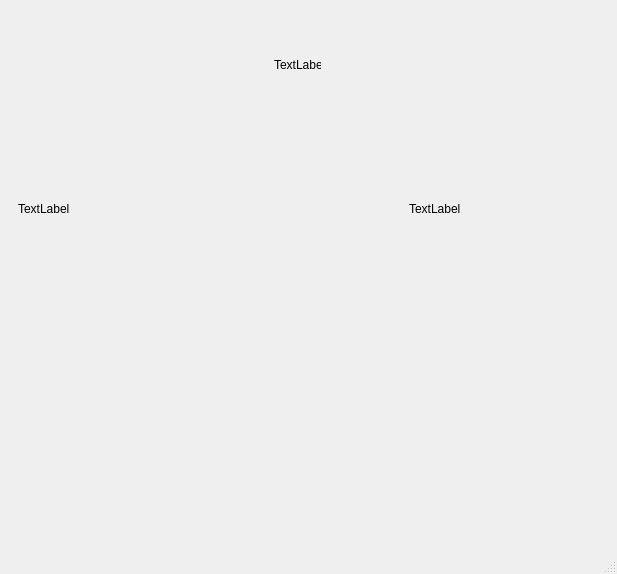
First picture: the form in Gui.ui, repository Ahmedwael-afk/FreeKick-simulator, before the edit.
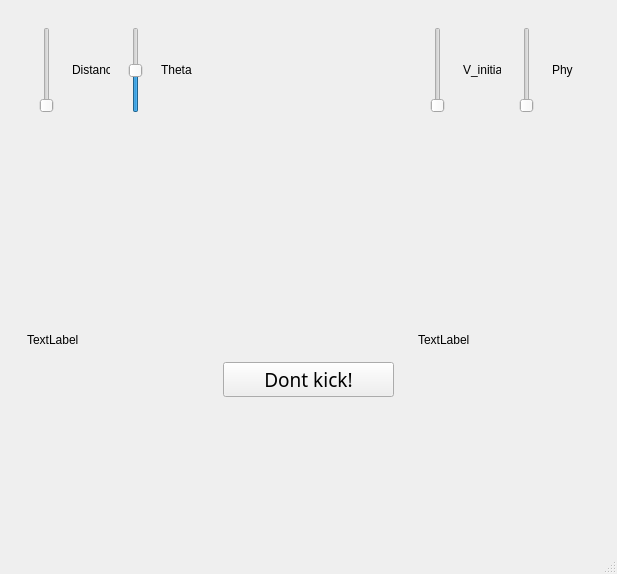
Second picture: the form after the edit. Icons and pictures are not drawn.

```diff
--- a/Gui.ui
+++ b/Gui.ui
@@ -19,27 +19,163 @@
      <widget class="QWidget" name="widget_7" native="true">
       <layout class="QHBoxLayout" name="horizontalLayout_4">
        <item>
-        <widget class="QWidget" name="widget_8" native="true"/>
+        <widget class="QWidget" name="widget_8" native="true">
+         <layout class="QHBoxLayout" name="horizontalLayout_6">
+          <item>
+           <widget class="QSlider" name="verticalSlider_Dist">
+            <property name="sizePolicy">
+             <sizepolicy hsizetype="Ignored" vsizetype="Ignored">
+              <horstretch>0</horstretch>
+              <verstretch>0</verstretch>
+             </sizepolicy>
+            </property>
+            <property name="minimum">
+             <number>1</number>
+            </property>
+            <property name="maximum">
+             <number>110</number>
+            </property>
+            <property name="orientation">
+             <enum>Qt::Vertical</enum>
+            </property>
+           </widget>
+          </item>
+          <item>
+           <widget class="QLabel" name="Label_Distance">
+            <property name="sizePolicy">
+             <sizepolicy hsizetype="Ignored" vsizetype="Ignored">
+              <horstretch>0</horstretch>
+              <verstretch>0</verstretch>
+             </sizepolicy>
+            </property>
+            <property name="text">
+             <string>Distance</string>
+            </property>
+           </widget>
+          </item>
+          <item>
+           <widget class="QSlider" name="verticalSlider_Theta">
+            <property name="sizePolicy">
+             <sizepolicy hsizetype="Ignored" vsizetype="Ignored">
+              <horstretch>0</horstretch>
+              <verstretch>0</verstretch>
+             </sizepolicy>
+            </property>
+            <property name="minimum">
+             <number>-30</number>
+            </property>
+            <property name="maximum">
+             <number>30</number>
+            </property>
+            <property name="orientation">
+             <enum>Qt::Vertical</enum>
+            </property>
+           </widget>
+          </item>
+          <item>
+           <widget class="QLabel" name="Label_Theta">
+            <property name="sizePolicy">
+             <sizepolicy hsizetype="Ignored" vsizetype="Ignored">
+              <horstretch>0</horstretch>
+              <verstretch>0</verstretch>
+             </sizepolicy>
+            </property>
+            <property name="text">
+             <string>Theta</string>
+            </property>
+           </widget>
+          </item>
+         </layout>
+        </widget>
        </item>
        <item>
         <widget class="QWidget" name="widget_9" native="true">
-         <widget class="QLabel" name="label_5">
-          <property name="geometry">
-           <rect>
-            <x>60</x>
-            <y>40</y>
-            <width>47</width>
-            <height>13</height>
-           </rect>
-          </property>
-          <property name="text">
-           <string>TextLabel</string>
-          </property>
-         </widget>
+         <layout class="QHBoxLayout" name="horizontalLayout_5">
+          <item>
+           <widget class="QLabel" name="ball_up">
+            <property name="sizePolicy">
+             <sizepolicy hsizetype="Ignored" vsizetype="Ignored">
+              <horstretch>0</horstretch>
+              <verstretch>0</verstretch>
+             </sizepolicy>
+            </property>
+            <property name="text">
+             <string/>
+            </property>
+            <property name="scaledContents">
+             <bool>true</bool>
+            </property>
+           </widget>
+          </item>
+         </layout>
         </widget>
        </item>
        <item>
-        <widget class="QWidget" name="widget_10" native="true"/>
+        <widget class="QWidget" name="widget_10" native="true">
+         <layout class="QHBoxLayout" name="horizontalLayout_7">
+          <item>
+           <widget class="QSlider" name="verticalSlider_V_int">
+            <property name="sizePolicy">
+             <sizepolicy hsizetype="Ignored" vsizetype="Ignored">
+              <horstretch>0</horstretch>
+              <verstretch>0</verstretch>
+             </sizepolicy>
+            </property>
+            <property name="minimum">
+             <number>1</number>
+            </property>
+            <property name="orientation">
+             <enum>Qt::Vertical</enum>
+            </property>
+           </widget>
+          </item>
+          <item>
+           <widget class="QLabel" name="Label_V_initial">
+            <property name="sizePolicy">
+             <sizepolicy hsizetype="Ignored" vsizetype="Ignored">
+              <horstretch>0</horstretch>
+              <verstretch>0</verstretch>
+             </sizepolicy>
+            </property>
+            <property name="text">
+             <string>V_initial</string>
+            </property>
+           </widget>
+          </item>
+          <item>
+           <widget class="QSlider" name="verticalSlider_Phy">
+            <property name="sizePolicy">
+             <sizepolicy hsizetype="Ignored" vsizetype="Ignored">
+              <horstretch>0</horstretch>
+              <verstretch>0</verstretch>
+             </sizepolicy>
+            </property>
+            <property name="minimum">
+             <number>0</number>
+            </property>
+            <property name="maximum">
+             <number>180</number>
+            </property>
+            <property name="orientation">
+             <enum>Qt::Vertical</enum>
+            </property>
+           </widget>
+          </item>
+          <item>
+           <widget class="QLabel" name="Label_Phy">
+            <property name="sizePolicy">
+             <sizepolicy hsizetype="Ignored" vsizetype="Ignored">
+              <horstretch>0</horstretch>
+              <verstretch>0</verstretch>
+             </sizepolicy>
+            </property>
+            <property name="text">
+             <string>Phy</string>
+            </property>
+           </widget>
+          </item>
+         </layout>
+        </widget>
        </item>
       </layout>
      </widget>
@@ -48,14 +184,26 @@
      <widget class="QWidget" name="widget_3" native="true">
       <layout class="QHBoxLayout" name="horizontalLayout_3">
        <item>
-        <widget class="QLabel" name="label_3">
+        <widget class="QLabel" name="ball_left">
+         <property name="sizePolicy">
+          <sizepolicy hsizetype="Ignored" vsizetype="Ignored">
+           <horstretch>0</horstretch>
+           <verstretch>0</verstretch>
+          </sizepolicy>
+         </property>
          <property name="text">
-          <string>TextLabel</string>
+          <string/>
          </property>
         </widget>
        </item>
        <item>
-        <widget class="QLabel" name="label_2">
+        <widget class="QLabel" name="goal">
+         <property name="sizePolicy">
+          <sizepolicy hsizetype="Fixed" vsizetype="Ignored">
+           <horstretch>0</horstretch>
+           <verstretch>0</verstretch>
+          </sizepolicy>
+         </property>
          <property name="text">
           <string/>
          </property>
@@ -65,9 +213,18 @@
         </widget>
        </item>
        <item>
-        <widget class="QLabel" name="label_4">
+        <widget class="QLabel" name="ball_right">
+         <property name="sizePolicy">
+          <sizepolicy hsizetype="Ignored" vsizetype="Ignored">
+           <horstretch>0</horstretch>
+           <verstretch>0</verstretch>
+          </sizepolicy>
+         </property>
          <property name="text">
-          <string>TextLabel</string>
+          <string/>
+         </property>
+         <property name="scaledContents">
+          <bool>true</bool>
          </property>
         </widget>
        </item>
@@ -75,7 +232,87 @@
      </widget>
     </item>
     <item>
-     <widget class="QWidget" name="widget_2" native="true"/>
+     <widget class="QWidget" name="widget_2" native="true">
+      <layout class="QHBoxLayout" name="horizontalLayout_8">
+       <item>
+        <widget class="QWidget" name="widget_11" native="true">
+         <layout class="QVBoxLayout" name="verticalLayout">
+          <item>
+           <widget class="QLabel" name="label_maxHeight">
+            <property name="text">
+             <string>TextLabel</string>
+            </property>
+           </widget>
+          </item>
+         </layout>
+        </widget>
+       </item>
+       <item>
+        <widget class="QWidget" name="widget_12" native="true">
+         <layout class="QVBoxLayout" name="verticalLayout_4">
+          <item>
+           <spacer name="verticalSpacer">
+            <property name="orientation">
+             <enum>Qt::Vertical</enum>
+            </property>
+            <property name="sizeType">
+             <enum>QSizePolicy::Minimum</enum>
+            </property>
+            <property name="sizeHint" stdset="0">
+             <size>
+              <width>20</width>
+              <height>40</height>
+             </size>
+            </property>
+           </spacer>
+          </item>
+          <item>
+           <spacer name="verticalSpacer_2">
+            <property name="orientation">
+             <enum>Qt::Vertical</enum>
+            </property>
+            <property name="sizeType">
+             <enum>QSizePolicy::Minimum</enum>
+            </property>
+            <property name="sizeHint" stdset="0">
+             <size>
+              <width>20</width>
+              <height>40</height>
+             </size>
+            </property>
+           </spacer>
+          </item>
+          <item>
+           <widget class="QPushButton" name="pushButton_kick">
+            <property name="font">
+             <font>
+              <family>MV Boli</family>
+              <pointsize>14</pointsize>
+             </font>
+            </property>
+            <property name="text">
+             <string>Dont kick!</string>
+            </property>
+           </widget>
+          </item>
+         </layout>
+        </widget>
+       </item>
+       <item>
+        <widget class="QWidget" name="widget_13" native="true">
+         <layout class="QVBoxLayout" name="verticalLayout_3">
+          <item>
+           <widget class="QLabel" name="label_ballHeight">
+            <property name="text">
+             <string>TextLabel</string>
+            </property>
+           </widget>
+          </item>
+         </layout>
+        </widget>
+       </item>
+      </layout>
+     </widget>
     </item>
     <item>
      <widget class="QWidget" name="widget" native="true">
@@ -87,7 +324,23 @@
         <widget class="QWidget" name="widget_6" native="true">
          <layout class="QHBoxLayout" name="horizontalLayout_2">
           <item>
-           <widget class="QLabel" name="label">
+           <spacer name="horizontalSpacer">
+            <property name="orientation">
+             <enum>Qt::Horizontal</enum>
+            </property>
+            <property name="sizeType">
+             <enum>QSizePolicy::Maximum</enum>
+            </property>
+            <property name="sizeHint" stdset="0">
+             <size>
+              <width>40</width>
+              <height>20</height>
+             </size>
+            </property>
+           </spacer>
+          </item>
+          <item>
+           <widget class="QLabel" name="ball_1">
             <property name="sizePolicy">
              <sizepolicy hsizetype="Ignored" vsizetype="Ignored">
               <horstretch>0</horstretch>
@@ -105,6 +358,22 @@
             </property>
            </widget>
           </item>
+          <item>
+           <spacer name="horizontalSpacer_2">
+            <property name="orientation">
+             <enum>Qt::Horizontal</enum>
+            </property>
+            <property name="sizeType">
+             <enum>QSizePolicy::Maximum</enum>
+            </property>
+            <property name="sizeHint" stdset="0">
+             <size>
+              <width>40</width>
+              <height>20</height>
+             </size>
+            </property>
+           </spacer>
+          </item>
          </layout>
         </widget>
        </item>
```
Left out of the diff: 5 changed lines with no effect on the pictures.
